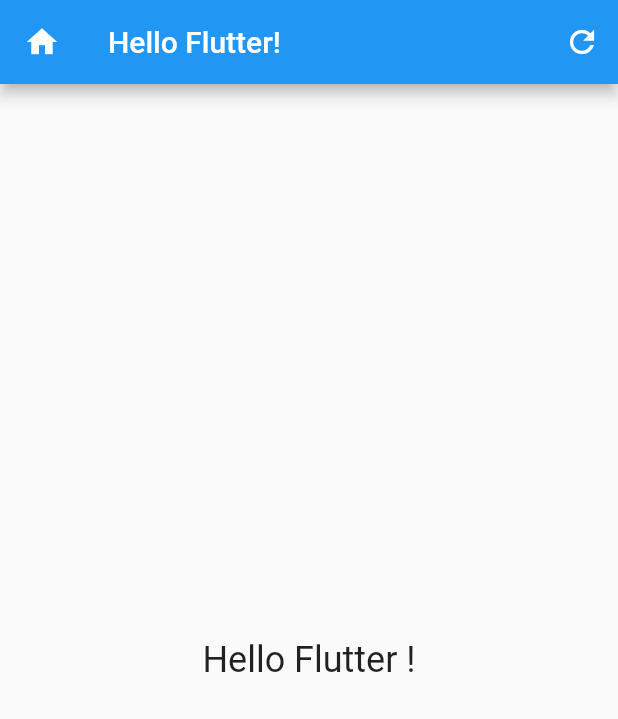
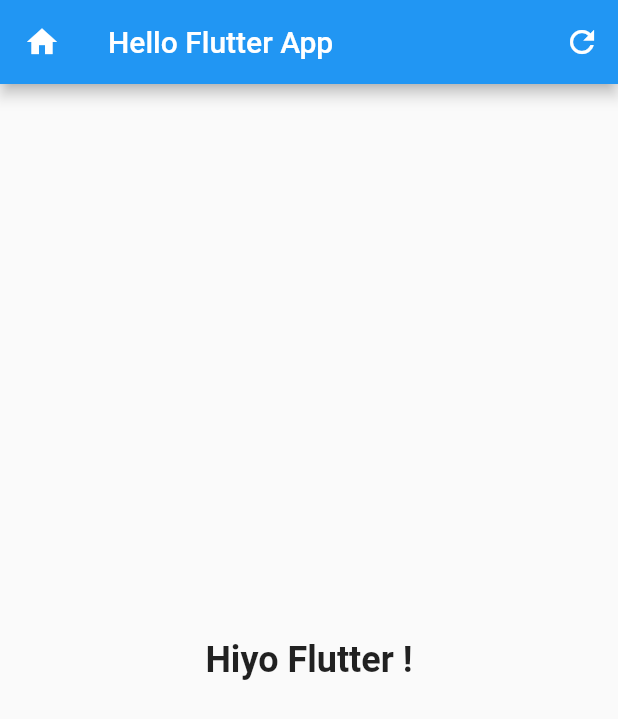
Before and after one commit to Prahladind9/ui-v1, a Flutter app: the screen it shows after launch, after a tap on the "refresh" icon, on a phone screen of 412 x 824 dp. Shown: the top 719 px of the screen. Run offline on Flutter 3.47's test engine with Material 2 defaults, Android fonts, the phone set to English and light mode, and no system bars.

Commit message:
Intro completed

```diff
--- a/flutter_app/flutter_app/lib/main.dart
+++ b/flutter_app/flutter_app/lib/main.dart
@@ -2,26 +2,46 @@ import 'package:flutter/material.dart';
 
 void main() => runApp(HelloFlutterApp());
 
-class HelloFlutterApp extends StatelessWidget {
+class HelloFlutterApp extends StatefulWidget {
+  @override
+  _HelloFlutterAppState createState() => _HelloFlutterAppState();
+}
+
+String englishGreeting = "Hello Flutter !";
+String otherGreeting = "Hiyo Flutter !";
+
+class _HelloFlutterAppState extends State<HelloFlutterApp> {
+  String displayText = englishGreeting;
   @override
   Widget build(BuildContext context) {
     return MaterialApp(
       debugShowCheckedModeBanner: false,
       home: Scaffold(
           appBar: AppBar(
-            title: Text("Hello Flutter!"),
+            title: Text("Hello Flutter App"),
             leading: Icon(Icons.home),
             actions: [
               IconButton(
                 icon: Icon(Icons.refresh),
-                onPressed: () {},
+                onPressed: () {
+                  setState(() {
+                    displayText =
+                        displayText == englishGreeting ?
+                        otherGreeting :
+                            englishGreeting;
+                  });
+                },
               ),
             ],
           ),
           body: Center(
             child: Text(
-              "Hello Flutter !",
-              style: TextStyle(fontSize: 24),
+              displayText,
+              //SOLUTION #2: Making Text Bold
+              style: TextStyle(fontSize: 24, fontWeight: FontWeight.bold),
+
+              //SOLUTION #3: Making Text Bigger
+              //style: TextStyle(fontSize: 48, fontWeight: FontWeight.normal),
             ),
           )),
     );
```
